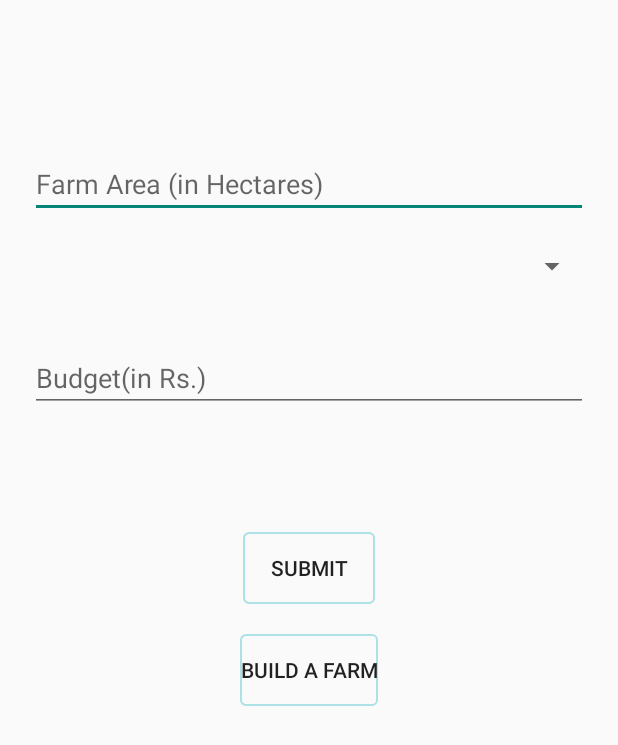
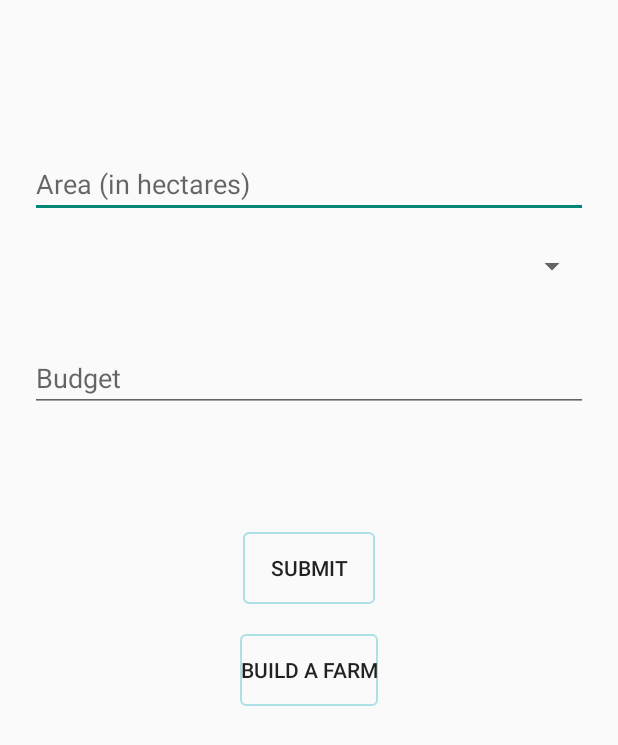
Before and after one commit to Codeminators/byldafarm, an Android app: the layout fragment_main.xml on its own in the app's theme, with its tools: preview values and no code run, on a phone screen of 412 x 824 dp. Shown: the top 745 px of the screen. Run offline under Robolectric (Android 15) with nearby library versions, the phone set to English and light mode, and no system bars.

Commit message:
Language support

```diff
--- a/app/src/main/res/layout/fragment_main.xml
+++ b/app/src/main/res/layout/fragment_main.xml
@@ -22,7 +22,7 @@
             android:digits="0123456789"
             android:imeOptions="actionNext"
             android:singleLine="true"
-            android:hint="Farm Area (in Hectares)"
+            android:hint="@string/area"
             android:textAlignment="center"
             android:layout_alignParentTop="true"
             android:layout_alignLeft="@+id/farm_budget"
@@ -48,7 +48,7 @@
             android:id="@+id/farm_budget"
             android:layout_width="match_parent"
             android:layout_height="wrap_content"
-            android:hint="Budget(in Rs.)"
+            android:hint="@string/budget"
             android:textAlignment="center"
             android:inputType="phone"
             android:digits="0123456789"
@@ -61,7 +61,7 @@
             android:layout_height="wrap_content"
             android:layout_gravity="center"
             android:background="@drawable/bbuton_primary_rounded"
-            android:text="Submit"
+            android:text="@string/submit"
             android:layout_below="@+id/farm_budget"
             android:layout_centerHorizontal="true"
             android:layout_marginTop="60dp" />
@@ -73,7 +73,7 @@
         android:layout_centerHorizontal="true"
         android:background="@drawable/bbuton_primary_rounded"
         android:layout_margin="20dp"
-        android:text="Build a Farm"
+        android:text="@string/build"
         android:id="@+id/build_a_farm"
         />
 
--- a/app/src/main/res/values/strings.xml
+++ b/app/src/main/res/values/strings.xml
@@ -8,5 +8,18 @@
 
 <!-- TODO: Remove or change this placeholder text -->
     <string name="hello_blank_fragment">Hello blank fragment</string>
-
+    <string name="area">Area (in hectares)</string>
+    <string name="district">District</string>
+    <string name="build">Build a farm</string>
+    <string name="budget">Budget</string>
+    <string name="seed">Seeds</string>
+    <string name="irrigation">Irrigation</string>
+    <string name="insecticides">Insecticides</string>
+    <string name="fertiliser">Fertiliser</string>
+    <string name="interest">Interest</string>
+    <string name="rent">Rent</string>
+    <string name="depreciation">Depreciation</string>
+    <string name="submit">Submit</string>
+    <string name="profit">Profit</string>
+    <string name="cost">Cost</string>
 </resources>
```
Also changed, not shown: 1 other file.
